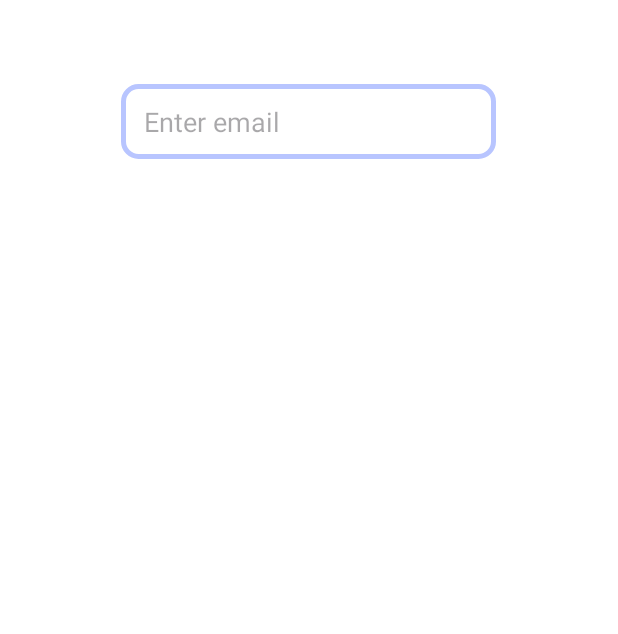
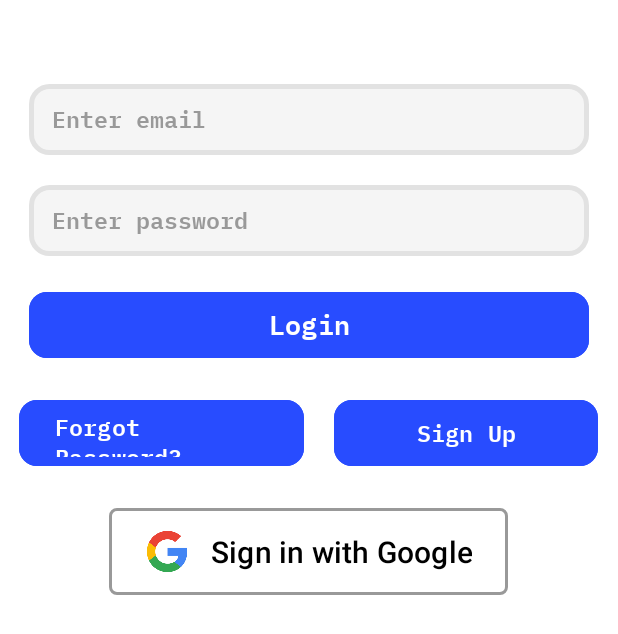
Before and after one commit to Juan3130162/Proyecto_nativas, an Android app: the layout activity_login.xml on its own in the app's theme, with its tools: preview values and no code run, on a phone screen of 412 x 824 dp. Shown: the top 634 px of the screen. Run offline under Robolectric (Android 15) with nearby library versions, the light colour scheme and no system bars.

Commit message:
Elements in activity_login.xml

```diff
--- a/app/src/main/AndroidManifest.xml
+++ b/app/src/main/AndroidManifest.xml
@@ -25,6 +25,8 @@
             android:exported="false"/>
         <activity android:name=".Activities.HomeActivity"
             android:exported="false"/>
+        <activity android:name=".Activities.LoginActivity"
+            android:exported="false"/>
     </application>
 
 </manifest>
--- a/app/src/main/java/com/example/proyecto_nativas/Activities/HomeActivity.kt
+++ b/app/src/main/java/com/example/proyecto_nativas/Activities/HomeActivity.kt
@@ -1,6 +1,8 @@
 package com.example.proyecto_nativas.Activities
 
+import android.content.Intent
 import android.os.Bundle
+import android.widget.Button
 import androidx.appcompat.app.AppCompatActivity
 import com.example.proyecto_nativas.R
 
@@ -8,5 +10,13 @@ class HomeActivity : AppCompatActivity() {
     override fun onCreate(savedInstanceState: Bundle?) {
         super.onCreate(savedInstanceState)
         setContentView(R.layout.activity_home)
+
+        val btnComenzar: Button = findViewById(R.id.btn_comenzar)
+
+        btnComenzar.setOnClickListener {
+            val intent = Intent(this@HomeActivity, LoginActivity::class.java)
+            startActivity(intent)
+            finish()
+        }
     }
 }
--- /dev/null
+++ b/app/src/main/java/com/example/proyecto_nativas/Activities/LoginActivity.kt
@@ -0,0 +1,13 @@
+package com.example.proyecto_nativas.Activities
+
+import android.os.Bundle
+import androidx.appcompat.app.AppCompatActivity
+import com.example.proyecto_nativas.R
+
+class LoginActivity : AppCompatActivity() {
+    override fun onCreate(savedInstanceState: Bundle?) {
+        super.onCreate(savedInstanceState)
+        setContentView(R.layout.activity_login)
+
+    }
+}
--- a/app/src/main/res/drawable/edit_text_rounded.xml
+++ b/app/src/main/res/drawable/edit_text_rounded.xml
@@ -2,7 +2,7 @@
 <shape xmlns:android="http://schemas.android.com/apk/res/android"
     android:shape="rectangle">
 
-    <solid android:color="@color/white"/>
-    <stroke android:width="3dp" android:color="@color/second_color"/>
-    <corners android:radius="10dp"/>
+    <solid android:color="@color/semigray"/>
+    <stroke android:width="3dp" android:color="@color/gray"/>
+    <corners android:radius="12dp"/>
 </shape>
--- a/app/src/main/res/layout/activity_login.xml
+++ b/app/src/main/res/layout/activity_login.xml
@@ -1,21 +1,107 @@
 <?xml version="1.0" encoding="utf-8"?>
-<androidx.constraintlayout.widget.ConstraintLayout xmlns:android="http://schemas.android.com/apk/res/android"
+<LinearLayout xmlns:android="http://schemas.android.com/apk/res/android"
     xmlns:app="http://schemas.android.com/apk/res-auto"
-    xmlns:tools="http://schemas.android.com/tools"
+    android:orientation="vertical"
     android:layout_width="match_parent"
-             android:layout_height="match_parent"
-            android:background="@color/white">
+    android:layout_height="match_parent"
+    android:background="@color/white"
+    android:gravity="center_horizontal"
+    android:paddingTop="56dp">
 
     <EditText
         android:id="@+id/edt_email_login"
         style="@style/EditTextRounded"
-        android:layout_width="250dp"
-        android:layout_height="50dp"
-        android:layout_marginTop="56dp"
+        android:layout_width="373dp"
+        android:layout_height="47dp"
         android:hint="@string/correo_electronico"
-        app:layout_constraintEnd_toEndOf="parent"
-        app:layout_constraintHorizontal_bias="0.496"
-        app:layout_constraintStart_toStartOf="parent"
-        app:layout_constraintTop_toTopOf="parent" />
+        android:textColor="@color/black"
+        android:fontFamily="@font/mono_semibold"
+        android:textSize="15sp" />
 
-</androidx.constraintlayout.widget.ConstraintLayout>
+    <Space
+        android:layout_width="wrap_content"
+        android:layout_height="20dp" />
+
+    <EditText
+        android:id="@+id/edt_email_password"
+        style="@style/EditTextRounded"
+        android:layout_width="373dp"
+        android:layout_height="47dp"
+        android:hint="@string/enter_password"
+        android:inputType="textPassword"
+        android:textColor="@color/black"
+        android:fontFamily="@font/mono_semibold"
+        android:textSize="15sp" />
+
+    <Space
+        android:layout_width="wrap_content"
+        android:layout_height="20dp" />
+
+    <Button
+        android:id="@+id/btn_login"
+        android:layout_width="373dp"
+        android:layout_height="52dp"
+        android:backgroundTint="@color/main_color"
+        android:fontFamily="@font/mono_semibold"
+        android:text="@string/login"
+        android:textSize="18sp"
+        app:cornerRadius="12dp" />
+
+    <Space
+        android:layout_width="wrap_content"
+        android:layout_height="20dp" />
+
+    <LinearLayout
+        android:layout_width="match_parent"
+        android:layout_height="wrap_content"
+        android:orientation="horizontal"
+        android:gravity="center">
+
+        <Button
+            android:id="@+id/btn_forgot_password"
+            android:layout_width="190dp"
+            android:layout_height="52dp"
+            android:backgroundTint="@color/main_color"
+            android:fontFamily="@font/mono_semibold"
+            android:text="@string/forgot_password"
+            android:textAlignment="viewStart"
+            android:textSize="15sp"
+            app:cornerRadius="12dp" />
+
+        <Space
+            android:layout_width="20dp"
+            android:layout_height="wrap_content" />
+
+        <Button
+            android:id="@+id/btn_sign_up"
+            android:layout_width="176dp"
+            android:layout_height="52dp"
+            android:backgroundTint="@color/main_color"
+            android:fontFamily="@font/mono_semibold"
+            android:text="@string/sign_up"
+            android:textAlignment="center"
+            android:textSize="15sp"
+            app:cornerRadius="12dp" />
+    </LinearLayout>
+
+    <Space
+        android:layout_width="wrap_content"
+        android:layout_height="20dp" />
+
+    <Button
+        android:id="@+id/btn_sign_in_google"
+        android:layout_width="266dp"
+        android:layout_height="66dp"
+        android:backgroundTint="@color/white"
+        android:text="@string/sign_in_with_google"
+        android:textAlignment="viewEnd"
+        android:textColor="@color/black"
+        android:textSize="20sp"
+        app:cornerRadius="5dp"
+        app:icon="@drawable/logo_google"
+        app:iconSize="30dp"
+        app:iconTint="@null"
+        app:strokeColor="@color/darkgray"
+        app:strokeWidth="2dp" />
+
+</LinearLayout>
--- a/app/src/main/res/values-night/strings.xml
+++ b/app/src/main/res/values-night/strings.xml
@@ -5,4 +5,9 @@
     <string name="description_message">Explora un mundo de posiblidades con las mejores tecnologias.</string>
     <string name="comienza">Comienza</string>
     <string name="correo_electronico">Correo Electronico</string>
+    <string name="sign_in_with_google">Sign in with Google</string>
+    <string name="enter_password">Enter password</string>
+    <string name="login">Login</string>
+    <string name="forgot_password">Forgot Password?</string>
+    <string name="sign_up">Sign Up</string>
 </resources>
--- a/app/src/main/res/values/colors.xml
+++ b/app/src/main/res/values/colors.xml
@@ -4,4 +4,7 @@
     <color name="white">#FFFFFFFF</color>
     <color name="main_color">#284CFF</color>
     <color name="second_color">#b8c5ff</color>
+    <color name="semigray">#f5f5f5</color>
+    <color name="gray">#e2e2e2</color>
+    <color name="darkgray">#999999</color>
 </resources>
--- a/app/src/main/res/values/strings.xml
+++ b/app/src/main/res/values/strings.xml
@@ -5,4 +5,9 @@
     <string name="description_message">Explora un mundo de posiblidades con las mejores tecnologias.</string>
     <string name="comienza">Comienza</string>
     <string name="correo_electronico">Enter email</string>
+    <string name="sign_in_with_google">Sign in with Google</string>
+    <string name="enter_password">Enter password</string>
+    <string name="login">Login</string>
+    <string name="forgot_password">Forgot Password?</string>
+    <string name="sign_up">Sign Up</string>
 </resources>
--- a/app/src/main/res/values/style.xml
+++ b/app/src/main/res/values/style.xml
@@ -6,6 +6,8 @@
         <item name="android:background">@drawable/edit_text_rounded</item>
         <item name="android:paddingLeft">15dp</item>
         <item name="android:paddingRight">15dp</item>
+        <item name="android:textColorHint">@color/darkgray</item>
+        <item name="android:fontFamily">@font/mono_regular</item>
     </style>
 
 </resources>
```
Also changed, not shown: app/src/main/res/drawable/logo_google.png (added).
